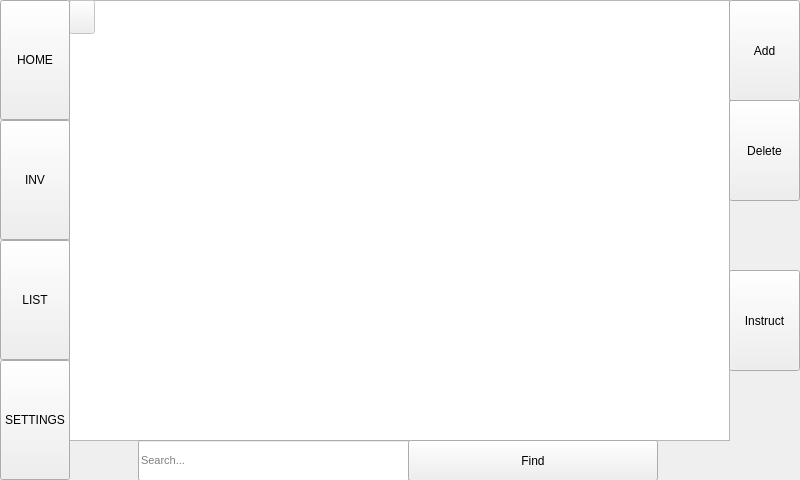
jspinn/Foodventory, file mainwindow.ui: the form before one commit.
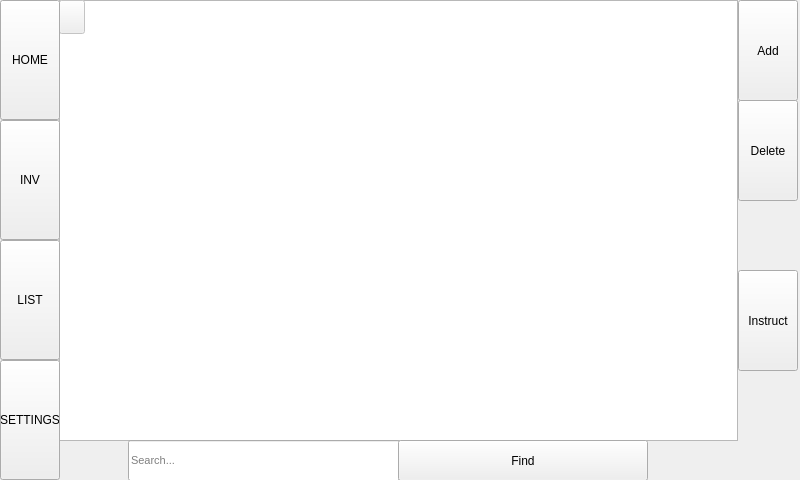
The form after the commit. The open tabs and pages were chosen to show the change.

Commit message: Update tableview widths

The edit to the form file:
```diff
--- a/mainwindow.ui
+++ b/mainwindow.ui
@@ -28,9 +28,9 @@
    <widget class="QStackedWidget" name="stackedWidget">
     <property name="geometry">
      <rect>
-      <x>68</x>
+      <x>58</x>
       <y>0</y>
-      <width>732</width>
+      <width>741</width>
       <height>480</height>
      </rect>
     </property>
@@ -197,7 +197,7 @@
        <rect>
         <x>1</x>
         <y>0</y>
-        <width>661</width>
+        <width>679</width>
         <height>441</height>
        </rect>
       </property>
@@ -219,9 +219,9 @@
      <widget class="QPushButton" name="invAddButton">
       <property name="geometry">
        <rect>
-        <x>661</x>
+        <x>680</x>
         <y>0</y>
-        <width>71</width>
+        <width>60</width>
         <height>101</height>
        </rect>
       </property>
@@ -232,9 +232,9 @@
      <widget class="QPushButton" name="invDeleteButton">
       <property name="geometry">
        <rect>
-        <x>661</x>
+        <x>680</x>
         <y>100</y>
-        <width>71</width>
+        <width>60</width>
         <height>101</height>
        </rect>
       </property>
@@ -276,9 +276,9 @@
      <widget class="QPushButton" name="invInstructionsButton">
       <property name="geometry">
        <rect>
-        <x>661</x>
+        <x>680</x>
         <y>270</y>
-        <width>71</width>
+        <width>60</width>
         <height>101</height>
        </rect>
       </property>
@@ -879,7 +879,7 @@
      <rect>
       <x>0</x>
       <y>0</y>
-      <width>70</width>
+      <width>60</width>
       <height>120</height>
      </rect>
     </property>
@@ -895,7 +895,7 @@
      <rect>
       <x>0</x>
       <y>120</y>
-      <width>70</width>
+      <width>60</width>
       <height>120</height>
      </rect>
     </property>
@@ -911,7 +911,7 @@
      <rect>
       <x>0</x>
       <y>240</y>
-      <width>70</width>
+      <width>60</width>
       <height>120</height>
      </rect>
     </property>
@@ -927,7 +927,7 @@
      <rect>
       <x>0</x>
       <y>360</y>
-      <width>70</width>
+      <width>60</width>
       <height>120</height>
      </rect>
     </property>
```
The commit also changes 2 other files.
